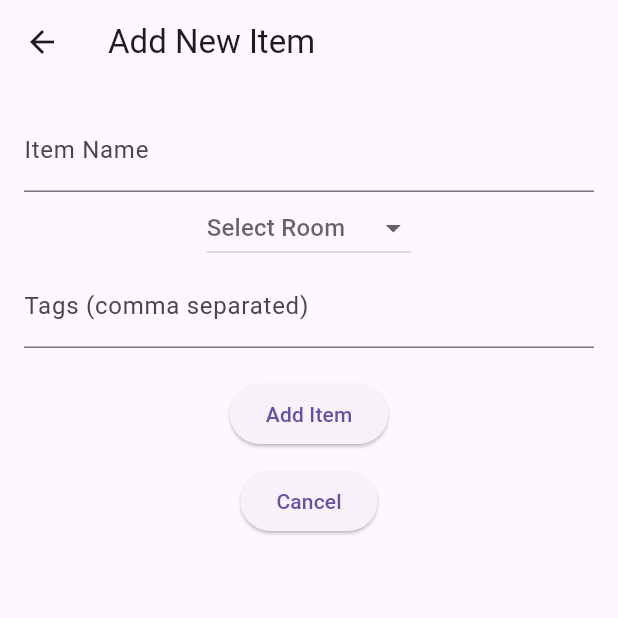
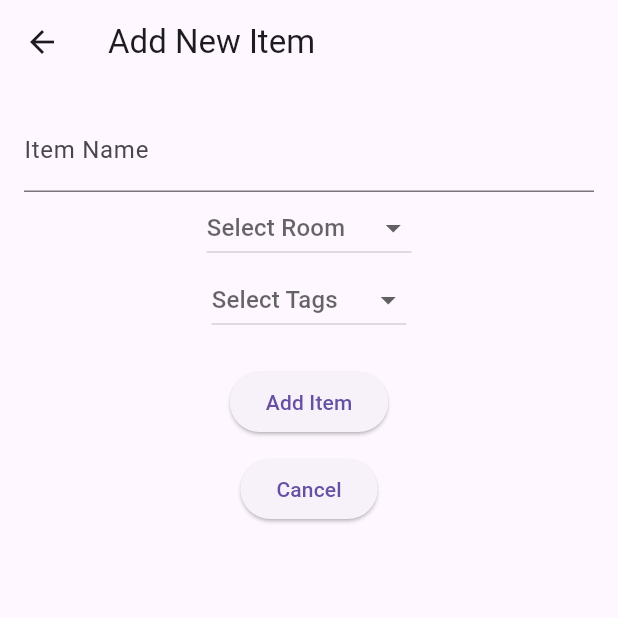
Before and after one commit to rexxnor/QRInventory, a Flutter app: the AddItemFormScreen screen opened directly with empty values, on a phone screen of 412 x 824 dp, the top half of it. Run offline on Flutter 3.47's test engine with Material 3 defaults, Android fonts, the phone set to English and light mode, and no system bars; missing offline and left inert: mobile_scanner.

Commit message:
Light theme, state for QR Reader, contrast for labels

```diff
--- a/lib/main.dart
+++ b/lib/main.dart
@@ -35,9 +35,19 @@ class Item {
 class ItemProvider with ChangeNotifier {
   List<Item> _items = [];
   List<String> _rooms = [];
+  List<String> _globalTags = [
+    'Important',
+    'To Do',
+    'Archive',
+    'Personal',
+    'Work',
+    'Urgent',
+    'Miscellaneous',
+  ];
 
   List<Item> get items => _items;
   List<String> get rooms => _rooms;
+  List<String> get globalTags => _globalTags;
 
   void addItem(Item item) {
     _items.add(item);
@@ -55,6 +65,7 @@ class ItemProvider with ChangeNotifier {
     return _items.where((item) => item.name.contains(query) || item.tags.contains(query) || item.roomTag.contains(query)).toList();
   }
 }
+
 
 class HomeScreen extends StatelessWidget {
   @override
@@ -137,12 +148,33 @@ class ItemList extends StatelessWidget {
       Color(0xFF795548), // Brown
       Color(0xFF607D8B), // Blue Grey
       Color(0xFFFFEB3B), // Yellow
+      Color(0xFFCDDC39), // Lime
+      Color(0xFF00BCD4), // Cyan
+      Color(0xFF673AB7), // Deep Purple
+      Color(0xFF3E2723), // Dark Brown
     ];
     return colors[tag.hashCode % colors.length];
   }
+
+  Color _getTextColor(Color backgroundColor) {
+    // Calculate luminance to determine text color
+    return (backgroundColor.computeLuminance() > 0.5) ? Colors.black : Colors.white;
+  }
 }
 
-class QRCodeScannerScreen extends StatelessWidget {
+class QRCodeScannerScreen extends StatefulWidget {
+  @override
+  _QRCodeScannerScreenState createState() => _QRCodeScannerScreenState();
+}
+class _QRCodeScannerScreenState extends State<QRCodeScannerScreen> {
+  MobileScannerController controller = MobileScannerController();
+
+  @override
+  void dispose() {
+    controller.dispose(); // Dispose of the controller to release resources
+    super.dispose();
+  }
+
   @override
   Widget build(BuildContext context) {
     return Scaffold(
@@ -160,6 +192,8 @@ class QRCodeScannerScreen extends StatelessWidget {
     );
   }
 }
+
+
 class AddItemFormScreen extends StatefulWidget {
   final String qrCode;
 
@@ -170,6 +204,7 @@ class AddItemFormScreen extends StatefulWidget {
 }
 
 class _AddItemFormScreenState extends State<AddItemFormScreen> {
+
   final TextEditingController nameController = TextEditingController();
   final TextEditingController tagsController = TextEditingController();
   String? selectedRoom;
@@ -237,13 +272,21 @@ class _AddItemFormScreenState extends State<AddItemFormScreen> {
                 }
               },
             ),
-            TextField(
-              controller: tagsController,
-              decoration: InputDecoration(labelText: 'Tags (comma separated)'),
+            DropdownButton<String>(
+              hint: Text('Select Tags'),
+              items: itemProvider.globalTags.map((tag) {
+                return DropdownMenuItem<String>(
+                  value: tag,
+                  child: Text(tag),
+                );
+              }).toList(),
               onChanged: (value) {
-                setState(() {
-                  tags = value.split(',').map((tag) => tag.trim()).toList();
-                });
+                if (value != null) {
+                  setState(() {
+                    tags.add(value);
+                    tagsController.text = tags.join(', '); // Update the text field
+                  });
+                }
               },
             ),
             Wrap(
```
